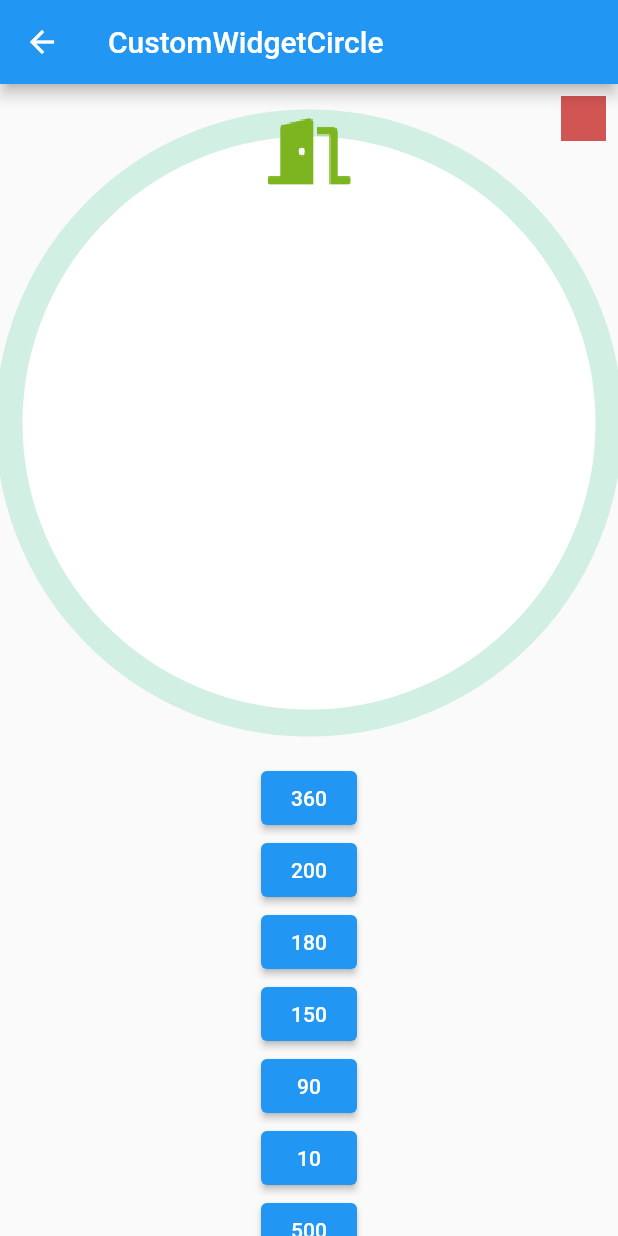
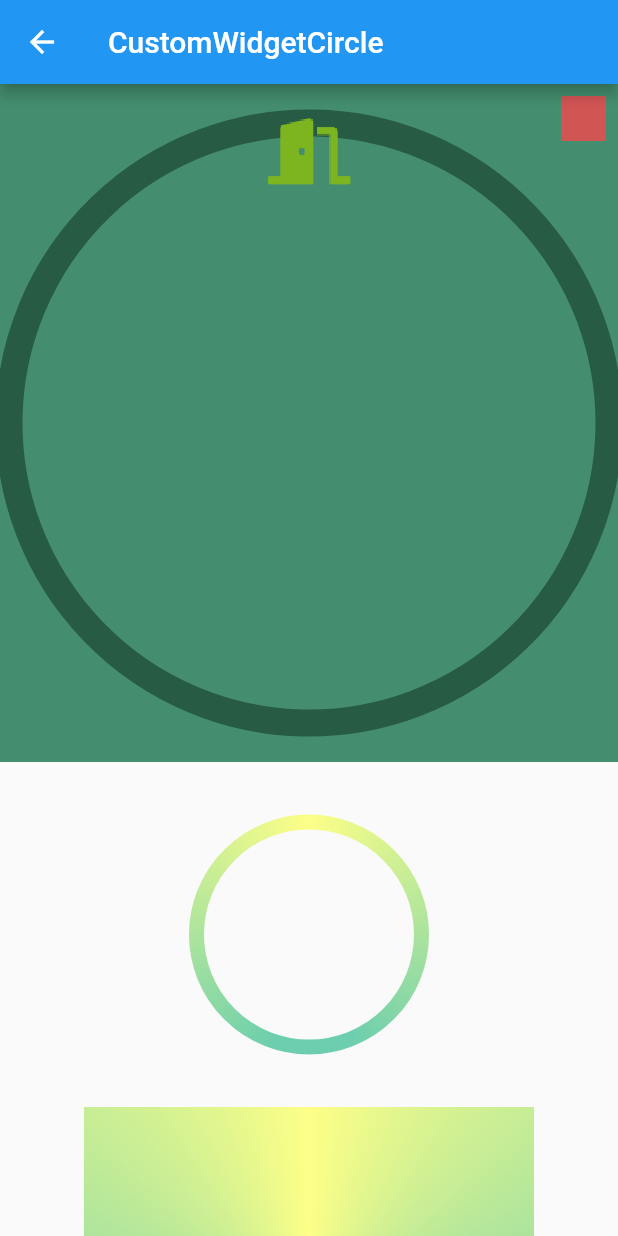
Before and after one commit to zishabei/flutter_repository, a Flutter app: the screen it shows after launch, after a tap on "自定义⭕️视图", on a phone screen of 412 x 824 dp. Run offline on Flutter 3.47's test engine with Material 2 defaults, Android fonts, the light colour scheme and no system bars; our stand-ins replace audioplayers, camera, flutter_hooks, flutter_riverpod, flutter_svg, hooks_riverpod and 3 more; missing offline and left inert: wechat_assets_picker; generated files the repository leaves out were written again; project files that could hold a hidden picture were left out.

Commit message:
progress SweepGradient

```diff
--- /dev/null
+++ b/lib/widget/widget/custom/circle_progress.dart
@@ -0,0 +1,61 @@
+import 'dart:math';
+
+import 'package:flutter/material.dart';
+
+class CircleProgress extends StatelessWidget {
+  const CircleProgress({Key? key}) : super(key: key);
+
+  @override
+  Widget build(BuildContext context) {
+    return SizedBox(
+      height: 150,
+      width: 150,
+      child: CustomPaint(
+        painter: _CircleProgressPainter(1),
+      ),
+    );
+  }
+}
+
+class _CircleProgressPainter extends CustomPainter {
+  final double progress;
+
+  _CircleProgressPainter(this.progress);
+
+  final Paint _paint = Paint()
+    ..style = PaintingStyle.stroke
+    ..strokeWidth = 10
+    ..color = Colors.blue;
+
+  @override
+  void paint(Canvas canvas, Size size) {
+    double radius = min(size.width, size.height) / 2;
+    Gradient gradient = const SweepGradient(
+      center: FractionalOffset.center,
+      colors: <Color>[
+        Color(0xFFFDFF87),
+        Color(0xFF6CCEAE),
+        Color(0xFF6CCEAE),
+        Color(0xFFFDFF87),
+      ],
+      stops: <double>[0.0, 0.44, 0.55, 1],
+      // transform: GradientRotation(-pi / 2),
+    );
+    final rect = Rect.fromLTWH(0, 0, radius * 2, radius * 2);
+
+    _paint.shader = gradient.createShader(rect);
+
+    canvas.save();
+    canvas.translate(0.0, size.height);
+    canvas.rotate(-pi / 2);
+
+    canvas.drawArc(rect, 0, pi * 2 * progress, false, _paint);
+
+    canvas.restore();
+  }
+
+  @override
+  bool shouldRepaint(CustomPainter oldDelegate) {
+    return true;
+  }
+}
--- a/lib/widget/widget/custom/circle_view.dart
+++ b/lib/widget/widget/custom/circle_view.dart
@@ -13,6 +13,9 @@ class CircleView extends StatelessWidget {
       required this.progress,
       required this.baseColor,
       required this.progressColor,
+      this.progressTopColor = const Color(0xFFFDFF87),
+      this.progressBottomColor = const Color(0xFF6CCEAE),
+      this.backgroundColor,
       required this.progressImage,
       required this.size,
       required this.baseStrokeWidth,
@@ -22,6 +25,9 @@ class CircleView extends StatelessWidget {
   final double progress;
   final Color baseColor;
   final Color progressColor;
+  final Color progressTopColor;
+  final Color progressBottomColor;
+  final Color? backgroundColor;
   final AssetGenImage progressImage;
   final Size size;
   final int imageSize;
@@ -55,7 +61,11 @@ class CircleView extends StatelessWidget {
                         progressColor,
                         baseStrokeWidth,
                         progressStrokeWidth,
-                          imageSize),
+                        imageSize,
+                        progressTopColor,
+                        progressBottomColor,
+                        backgroundColor,
+                      ),
                     );
                   });
             }
@@ -80,28 +90,53 @@ class CirclePainter extends CustomPainter {
   final double sweepAngle;
   final Color baseColor;
   final Color progressColor;
+  final Color progressTopColor;
+  final Color progressBottomColor;
+  final Color? backgroundColor;
   final ui.Image image;
   final double baseStrokeWidth;
   final double progressStrokeWidth;
   final int imageSize;
 
-  CirclePainter(this.sweepAngle, this.image, this.baseColor, this.progressColor,
-      this.baseStrokeWidth, this.progressStrokeWidth, this.imageSize);
+  CirclePainter(
+      this.sweepAngle,
+      this.image,
+      this.baseColor,
+      this.progressColor,
+      this.baseStrokeWidth,
+      this.progressStrokeWidth,
+      this.imageSize,
+      this.progressTopColor,
+      this.progressBottomColor,
+      this.backgroundColor);
 
   @override
   void paint(Canvas canvas, Size size) {
     double degToRad(double deg) => deg * (math.pi / 180.0);
     final center = Offset(size.width / 2, size.height / 2);
-    final Paint backgroundCirclePaint = Paint()..color = Colors.white;
     final Paint basePaint = Paint()
       ..strokeWidth = baseStrokeWidth
       ..style = PaintingStyle.stroke
       ..color = baseColor;
+
+    Gradient gradient = SweepGradient(
+      center: FractionalOffset.center,
+      colors: <Color>[
+        progressTopColor,
+        progressBottomColor,
+        progressBottomColor,
+        progressTopColor,
+      ],
+      stops: <double>[0.0, 0.44, 0.55, 1],
+      transform: GradientRotation(-pi / 2),
+    );
+    final rect = Rect.fromLTWH(0, 0, size.width, size.height);
+
     final Paint progressPaint = Paint()
       ..strokeWidth = progressStrokeWidth
       ..style = PaintingStyle.stroke
       ..strokeCap = StrokeCap.round
-      ..color = progressColor;
+      ..shader = gradient.createShader(rect);
 
     final basePath = Path()
       ..arcTo(
@@ -125,7 +160,12 @@ class CirclePainter extends CustomPainter {
         degToRad(sweepAngle),
         false,
       );
+
+    if (backgroundColor != null) {
+      final Paint backgroundCirclePaint = Paint()..color = backgroundColor!;
       canvas.drawCircle(center, size.height / 2, backgroundCirclePaint);
+    }
+
     canvas.drawPath(basePath, basePaint);
     canvas.drawPath(progressPath, progressPaint);
     final imagePaint = Paint();
--- a/lib/widget/widget/custom_widget_circle.dart
+++ b/lib/widget/widget/custom_widget_circle.dart
@@ -1,7 +1,11 @@
+import 'dart:math';
+
 import 'package:flutter/material.dart';
 import 'package:flutter_project/gen/assets/assets.gen.dart';
 import 'package:flutter_project/widget/widget/custom/circle_view.dart';
 import 'package:hooks_riverpod/hooks_riverpod.dart';
+
+import 'custom/circle_progress.dart';
 
 class CustomWidgetCircle extends ConsumerStatefulWidget {
   const CustomWidgetCircle({Key? key}) : super(key: key);
@@ -26,9 +30,12 @@ class _CustomWidgetCircleState extends ConsumerState<CustomWidgetCircle> {
           title: const Text("CustomWidgetCircle"),
         ),
         body: Center(
+          child: SingleChildScrollView(
             child: Column(
               children: [
-              Stack(alignment: Alignment.topCenter, children: [
+                Container(
+                  color: const Color(0xFF448E6F),
+                  child: Stack(alignment: Alignment.topCenter, children: [
                     Padding(
                       padding: const EdgeInsets.all(8.0),
                       child: Align(
@@ -44,7 +51,7 @@ class _CustomWidgetCircleState extends ConsumerState<CustomWidgetCircle> {
                       padding: const EdgeInsets.all(26.0),
                       child: CircleView(
                         progress: ref.watch(progressProvider),
-                    baseColor: const Color(0xFFD1EFE3),
+                        baseColor: const Color(0xFF275B43),
                         progressColor: const Color(0xff449070),
                         progressImage: Assets.menuDeleteAccount,
                         size: const Size(400, 400),
@@ -54,6 +61,32 @@ class _CustomWidgetCircleState extends ConsumerState<CustomWidgetCircle> {
                       ),
                     ),
                   ]),
+                ),
+                const SizedBox(
+                  height: 40,
+                ),
+                const CircleProgress(),
+                Padding(
+                  padding: const EdgeInsets.all(40),
+                  child: Container(
+                    width: 300,
+                    height: 300,
+                    decoration: const BoxDecoration(
+                      gradient: SweepGradient(
+                        center: FractionalOffset.center,
+                        colors: <Color>[
+                          Color(0xFFFDFF87),
+                          Color(0xFF6CCEAE),
+                          Color(0xFF6CCEAE),
+                          Color(0xFFFDFF87),
+                          // blue again to seamlessly transition to the start
+                        ],
+                        stops: <double>[0.0, 0.33, 0.66, 1],
+                        transform: GradientRotation(-pi / 2),
+                      ),
+                    ),
+                  ),
+                ),
                 ElevatedButton(
                     onPressed: () async {
                       ref.read(progressProvider.notifier).state = 360;
@@ -61,9 +94,9 @@ class _CustomWidgetCircleState extends ConsumerState<CustomWidgetCircle> {
                     child: const Text("360")),
                 ElevatedButton(
                     onPressed: () async {
-                    ref.read(progressProvider.notifier).state = 200;
+                      ref.read(progressProvider.notifier).state = 270;
                     },
-                  child: const Text("200")),
+                    child: const Text("270")),
                 ElevatedButton(
                     onPressed: () async {
                       ref.read(progressProvider.notifier).state = 180;
@@ -96,6 +129,7 @@ class _CustomWidgetCircleState extends ConsumerState<CustomWidgetCircle> {
                     child: const Text("-10")),
               ],
             ),
+          ),
         ));
   }
 }
```
Lines whose indentation alone changed are shown as unchanged.
